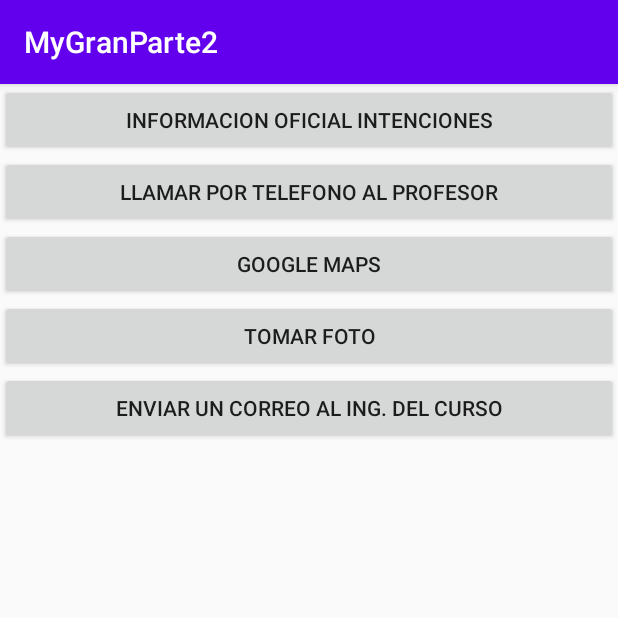
After one commit to rct2487/MyGranParte2, an Android app: the Intenciones screen opened directly, with no data from a screen before it, on a phone screen of 412 x 824 dp, the top half of it. The commit adds this screen. Run offline under Robolectric (Android 15) with nearby library versions, the phone set to English and light mode, and no system bars.

Commit message:
Inten Implicita

```diff
--- a/app/src/main/AndroidManifest.xml
+++ b/app/src/main/AndroidManifest.xml
@@ -9,7 +9,8 @@
         android:roundIcon="@mipmap/ic_launcher_round"
         android:supportsRtl="true"
         android:theme="@style/AppTheme">
-        <activity android:name=".Comunicacion3"></activity>
+        <activity android:name=".Intenciones"></activity>
+        <activity android:name=".Comunicacion3" />
         <activity android:name=".Comunicacion2" />
         <activity android:name=".Comunicacion1" />
         <activity android:name=".MainActivity">
--- a/app/src/main/java/com/example/mygranparte2/MainActivity.java
+++ b/app/src/main/java/com/example/mygranparte2/MainActivity.java
@@ -37,6 +37,10 @@ public class MainActivity extends AppCompatActivity {
             startActivity(new Intent(this, Comunicacion1.class));
             return true;
         }
+        if (id == R.id.activity_intenciones) {
+            startActivity(new Intent(this, Intenciones.class));
+            return true;
+        }
         return super.onOptionsItemSelected(item);
     }
 }
--- /dev/null
+++ b/app/src/main/res/layout/activity_intenciones.xml
@@ -0,0 +1,34 @@
+<?xml version="1.0" encoding="utf-8"?>
+<LinearLayout xmlns:android="http://schemas.android.com/apk/res/android"
+    xmlns:app="http://schemas.android.com/apk/res-auto"
+    xmlns:tools="http://schemas.android.com/tools"
+    android:layout_width="match_parent"
+    android:layout_height="match_parent"
+    android:orientation="vertical"
+    tools:context=".Intenciones">
+    <Button
+        android:layout_width="match_parent"
+        android:layout_height="wrap_content"
+        android:onClick="web"
+        android:text="Informacion oficial intenciones" />
+    <Button
+        android:layout_width="match_parent"
+        android:layout_height="wrap_content"
+        android:onClick="Llamar"
+        android:text="LLamar por telefono al profesor" />
+    <Button
+        android:layout_width="match_parent"
+        android:layout_height="wrap_content"
+        android:onClick="maps"
+        android:text="Google Maps" />
+    <Button
+        android:layout_width="match_parent"
+        android:layout_height="wrap_content"
+        android:onClick="foto"
+        android:text="Tomar Foto" />
+    <Button
+        android:layout_width="match_parent"
+        android:layout_height="wrap_content"
+        android:onClick="email"
+        android:text="Enviar un correo al Ing. del curso" />
+</LinearLayout>
```
Also changed, not shown: app/src/main/java/com/example/mygranparte2/Intenciones.java (added, +43 -0 lines).
